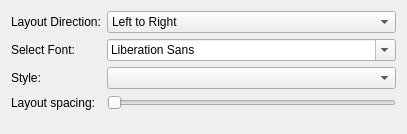
The window that Client/connectiondialog.ui (jacob-swanson/PixSpace) describes before a commit, drawn with Qt 5.
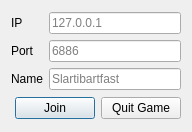
The same window after the commit.

What changed in the file:
```diff
--- a/Client/connectiondialog.ui
+++ b/Client/connectiondialog.ui
@@ -6,80 +6,99 @@
    <rect>
     <x>0</x>
     <y>0</y>
-    <width>407</width>
-    <height>134</height>
+    <width>192</width>
+    <height>132</height>
    </rect>
   </property>
+  <property name="sizePolicy">
+   <sizepolicy hsizetype="Preferred" vsizetype="Preferred">
+    <horstretch>0</horstretch>
+    <verstretch>0</verstretch>
+   </sizepolicy>
+  </property>
   <property name="windowTitle">
    <string>Embedded Dialog</string>
   </property>
-  <layout class="QFormLayout" name="formLayout">
+  <layout class="QVBoxLayout" name="verticalLayout">
+   <item>
+    <layout class="QGridLayout" name="gridLayout">
    <item row="0" column="0">
     <widget class="QLabel" name="label">
      <property name="text">
-      <string>Layout Direction:</string>
-     </property>
-     <property name="buddy">
-      <cstring>layoutDirection</cstring>
+        <string>IP</string>
      </property>
     </widget>
    </item>
    <item row="0" column="1">
-    <widget class="QComboBox" name="layoutDirection">
-     <item>
-      <property name="text">
-       <string>Left to Right</string>
-      </property>
-     </item>
-     <item>
-      <property name="text">
-       <string>Right to Left</string>
-      </property>
-     </item>
+      <widget class="QLineEdit" name="lineEditAddress">
+       <property name="placeholderText">
+        <string>127.0.0.1</string>
+       </property>
     </widget>
    </item>
    <item row="1" column="0">
     <widget class="QLabel" name="label_2">
      <property name="text">
-      <string>Select Font:</string>
-     </property>
-     <property name="buddy">
-      <cstring>fontComboBox</cstring>
+        <string>Port</string>
      </property>
     </widget>
    </item>
    <item row="1" column="1">
-    <widget class="QFontComboBox" name="fontComboBox"/>
+      <widget class="QLineEdit" name="lineEditPort">
+       <property name="placeholderText">
+        <string>6886</string>
+       </property>
+      </widget>
    </item>
    <item row="2" column="0">
     <widget class="QLabel" name="label_3">
      <property name="text">
-      <string>Style:</string>
-     </property>
-     <property name="buddy">
-      <cstring>style</cstring>
+        <string>Name</string>
      </property>
     </widget>
    </item>
    <item row="2" column="1">
-    <widget class="QComboBox" name="style"/>
-   </item>
-   <item row="3" column="0">
-    <widget class="QLabel" name="label_4">
-     <property name="text">
-      <string>Layout spacing:</string>
-     </property>
-     <property name="buddy">
-      <cstring>spacing</cstring>
+      <widget class="QLineEdit" name="lineEditName">
+       <property name="placeholderText">
+        <string>Slartibartfast</string>
      </property>
     </widget>
    </item>
-   <item row="3" column="1">
-    <widget class="QSlider" name="spacing">
+    </layout>
+   </item>
+   <item>
+    <layout class="QHBoxLayout" name="horizontalLayout">
+     <property name="sizeConstraint">
+      <enum>QLayout::SetMinimumSize</enum>
+     </property>
+     <item>
+      <spacer name="horizontalSpacer">
      <property name="orientation">
       <enum>Qt::Horizontal</enum>
      </property>
-    </widget>
+       <property name="sizeHint" stdset="0">
+        <size>
+         <width>40</width>
+         <height>20</height>
+        </size>
+       </property>
+      </spacer>
+     </item>
+     <item>
+      <widget class="QPushButton" name="pushButtonJoin">
+       <property name="text">
+        <string>Join</string>
+       </property>
+      </widget>
+     </item>
+     <item>
+      <widget class="QPushButton" name="pushButtonQuit">
+       <property name="text">
+        <string>Quit Game</string>
+       </property>
+      </widget>
+     </item>
+    </layout>
    </item>
   </layout>
  </widget>
```
Left out of the diff: 2 changed lines with no effect on the pictures. Lines whose indentation alone changed are shown as unchanged.
